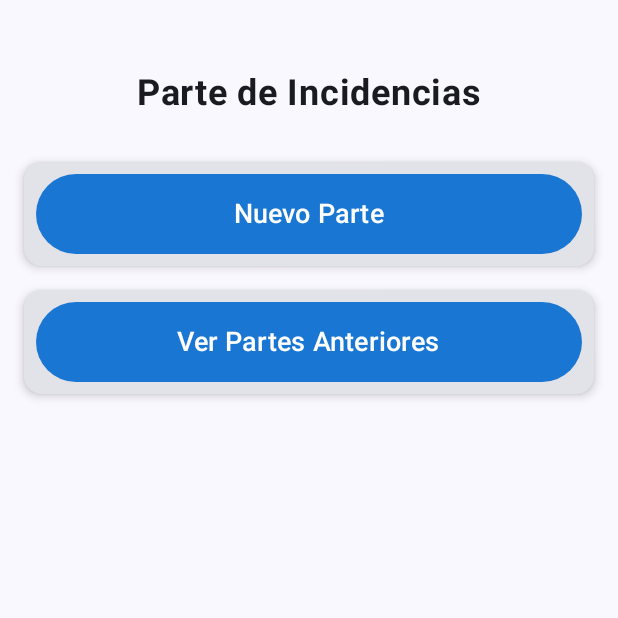
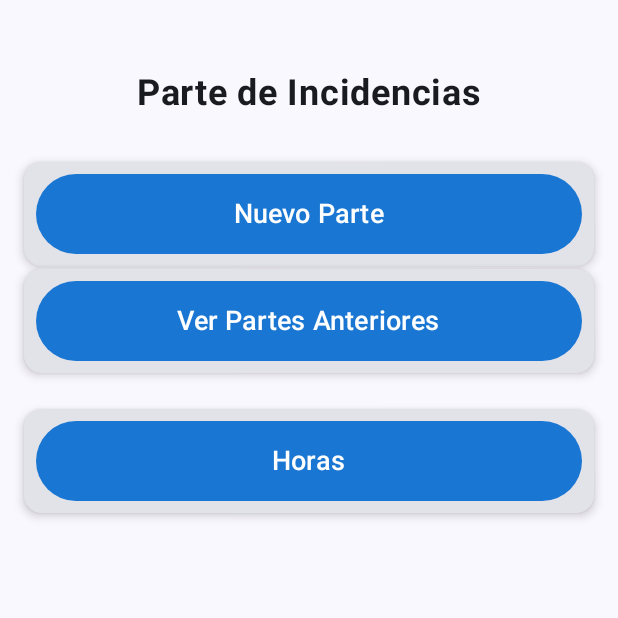
Before and after one commit to Backlay81/ParteIncidenciaCompose, an Android app built with Jetpack Compose: the screen it shows after launch (MainActivity), on a phone screen of 412 x 824 dp, the top half of it. Run offline under Robolectric (Android 15) with nearby library versions, the phone set to English and light mode, and no system bars.

Commit message:
Ajuste de padding entre botones de la pantalla principal para mejorar agrupación visual

```diff
--- a/app/build.gradle.kts
+++ b/app/build.gradle.kts
@@ -55,6 +55,7 @@ dependencies {
     kapt("androidx.room:room-compiler:2.6.1")
     implementation("androidx.room:room-ktx:2.6.1")
     implementation("androidx.navigation:navigation-compose:2.7.7")
+    implementation("androidx.compose.material:material-icons-extended:1.6.1")
     testImplementation(libs.junit)
     androidTestImplementation(libs.androidx.junit)
     androidTestImplementation(libs.androidx.espresso.core)
--- a/app/src/main/java/com/example/parteincidenciacompose/MainActivity.kt
+++ b/app/src/main/java/com/example/parteincidenciacompose/MainActivity.kt
@@ -4,6 +4,7 @@ import android.os.Bundle
 import androidx.activity.ComponentActivity
 import androidx.activity.compose.setContent
 import androidx.activity.enableEdgeToEdge
+import androidx.compose.material3.Text
 import com.example.parteincidenciacompose.ui.MainScreen
 import com.example.parteincidenciacompose.ui.theme.ParteIncidenciaComposeTheme
 import com.example.parteincidenciacompose.ui.NuevoParteScreen
@@ -39,7 +40,13 @@ fun NavHostScreen() {
         composable("main") {
             MainScreen(
                 onNuevoParteClick = { navController.navigate("nuevo_parte") },
-                onVerPartesAnterioresClick = { navController.navigate("partes_anteriores") }
+                onVerPartesAnterioresClick = { navController.navigate("partes_anteriores") },
+                onHorasClick = { navController.navigate("horas") }
+            )
+        }
+        composable("horas") {
+            com.example.parteincidenciacompose.ui.HorasScreen(
+                onBack = { navController.popBackStack() }
             )
         }
         composable("nuevo_parte") {
--- a/app/src/main/java/com/example/parteincidenciacompose/ui/MainScreen.kt
+++ b/app/src/main/java/com/example/parteincidenciacompose/ui/MainScreen.kt
@@ -17,7 +17,8 @@ import androidx.compose.ui.unit.sp
 @Composable
 fun MainScreen(
     onNuevoParteClick: () -> Unit,
-    onVerPartesAnterioresClick: () -> Unit
+    onVerPartesAnterioresClick: () -> Unit,
+    onHorasClick: () -> Unit
 ) {
     Surface(
         modifier = Modifier.fillMaxSize(),
@@ -42,7 +43,7 @@ fun MainScreen(
             Card(
                 modifier = Modifier
                     .fillMaxWidth()
-                    .padding(bottom = 16.dp),
+                    .padding(bottom = 2.dp),
                 elevation = CardDefaults.cardElevation(4.dp),
                 shape = MaterialTheme.shapes.medium
             ) {
@@ -63,7 +64,8 @@ fun MainScreen(
             }
             Card(
                 modifier = Modifier
-                    .fillMaxWidth(),
+                    .fillMaxWidth()
+                    .padding(bottom = 24.dp),
                 elevation = CardDefaults.cardElevation(4.dp),
                 shape = MaterialTheme.shapes.medium
             ) {
@@ -82,6 +84,27 @@ fun MainScreen(
                     )
                 }
             }
+            Card(
+                modifier = Modifier
+                    .fillMaxWidth(),
+                elevation = CardDefaults.cardElevation(4.dp),
+                shape = MaterialTheme.shapes.medium
+            ) {
+                Button(
+                    onClick = onHorasClick,
+                    modifier = Modifier
+                        .fillMaxWidth()
+                        .padding(8.dp),
+                    colors = ButtonDefaults.buttonColors(containerColor = azulito)
+                ) {
+                    Text(
+                        text = "Horas",
+                        color = textoBlanco,
+                        fontSize = 18.sp,
+                        modifier = Modifier.padding(8.dp)
+                    )
+                }
+            }
         }
     }
-    }
+}
```
Also changed, not shown: app/src/main/java/com/example/parteincidenciacompose/ui/HorasScreen.kt (added, +140 -0 lines), app/src/main/java/com/example/parteincidenciacompose/ui/ParteDetalleScreen.kt (added).
